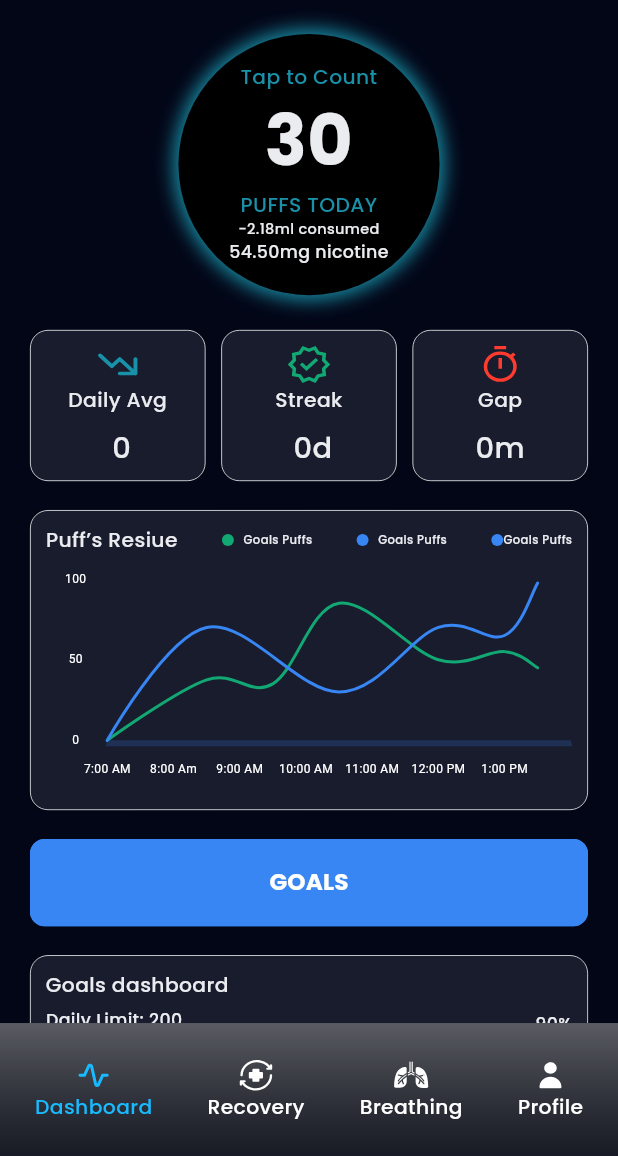
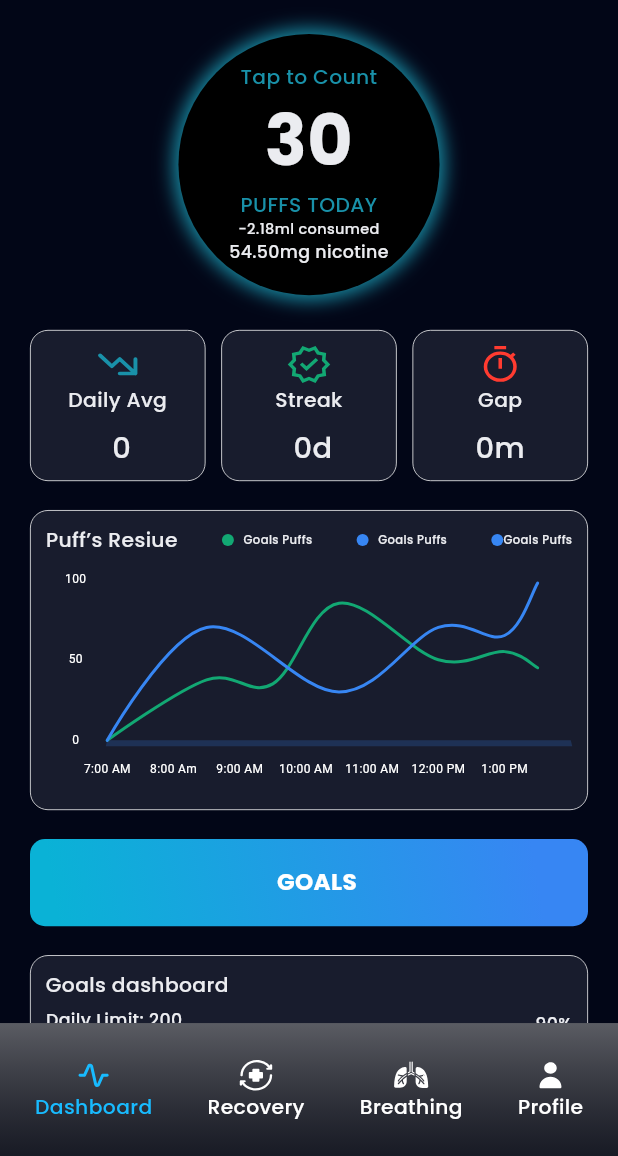
Before and after one commit to bdCalling-Sdt-hub/Vapeless-App, a Flutter app: the screen it shows after launch, on a phone screen of 412 x 824 dp, the part 80-1236 px from its top. Run offline on Flutter 3.47's test engine with Material 3 defaults, Android fonts, the phone set to English and light mode, and no system bars; drawn by our look-alikes of fl_chart; our stand-ins replace cached_network_image, carousel_slider, flutter_html, flutter_local_notifications, flutter_rating_bar, flutter_screenutil and 9 more; missing offline and left inert: flutter_paypal_payment, flutter_stripe, linear_progress_bar; network calls fail.

Commit message:
improve code

```diff
--- a/lib/view/component/button/common_button.dart
+++ b/lib/view/component/button/common_button.dart
@@ -3,6 +3,7 @@ import 'package:flutter/cupertino.dart';
 import 'package:flutter/material.dart';
 import 'package:flutter_screenutil/flutter_screenutil.dart';
 import 'package:google_fonts/google_fonts.dart';
+import 'package:vapeless/helpers/my_extension.dart';
 import '../../../utils/app_colors.dart';
 
 class CommonButton extends StatelessWidget {
@@ -19,6 +20,7 @@ class CommonButton extends StatelessWidget {
   final double buttonWidth;
 
   final bool isLoading;
+  final Widget? icon;
 
   const CommonButton(
       {this.onTap,
@@ -27,6 +29,7 @@ class CommonButton extends StatelessWidget {
       this.buttonColor = AppColors.primaryColor,
       this.titleSize = 16,
       this.buttonRadius = 10,
+      this.icon,
       this.titleWeight = FontWeight.w700,
       this.buttonHeight = 60,
       this.borderWidth = 1,
@@ -37,28 +40,32 @@ class CommonButton extends StatelessWidget {
 
   @override
   Widget build(BuildContext context) {
-    return SizedBox(
+    return GestureDetector(
+      onTap: onTap,
+      child: Container(
           height: buttonHeight.h,
           width: buttonWidth.w,
-      child: ElevatedButton(
-        onPressed: onTap,
-        style: ButtonStyle(
-            backgroundColor: WidgetStateProperty.all(buttonColor),
-            padding: WidgetStateProperty.all(EdgeInsets.zero),
-            shape: WidgetStateProperty.all(
-              RoundedRectangleBorder(
-                borderRadius: BorderRadius.circular(buttonRadius.r),
-                side: BorderSide(
-                    color: borderColor ?? AppColors.primaryColor,
-                    width: borderWidth.w),
+          decoration: BoxDecoration(
+            gradient: const LinearGradient(
+              colors: [
+                Color(0xFF3786F3),
+                Color(0xFF0AB2D6),
+              ],
+              begin: Alignment(0.8, -0.9),
+              end: Alignment(-0.9, 0.9),
             ),
+            borderRadius: BorderRadius.circular(10), // Rounded corners
           ),
-            elevation: WidgetStateProperty.all(0)),
           child: isLoading
               ? Platform.isIOS
                   ? const CupertinoActivityIndicator()
                   : const CircularProgressIndicator()
-            : Text(
+              : Row(
+                  mainAxisAlignment: MainAxisAlignment.center,
+                  children: [
+                    if (icon != null) icon!,
+                    10.width,
+                    Text(
                       titleText,
                       maxLines: 1,
                       overflow: TextOverflow.ellipsis,
@@ -68,7 +75,8 @@ class CommonButton extends StatelessWidget {
                           fontSize: titleSize.sp,
                           fontWeight: titleWeight),
                     ),
-      ),
+                  ],
+                )),
     );
   }
 }
```
Lines whose indentation alone changed are shown as unchanged.
